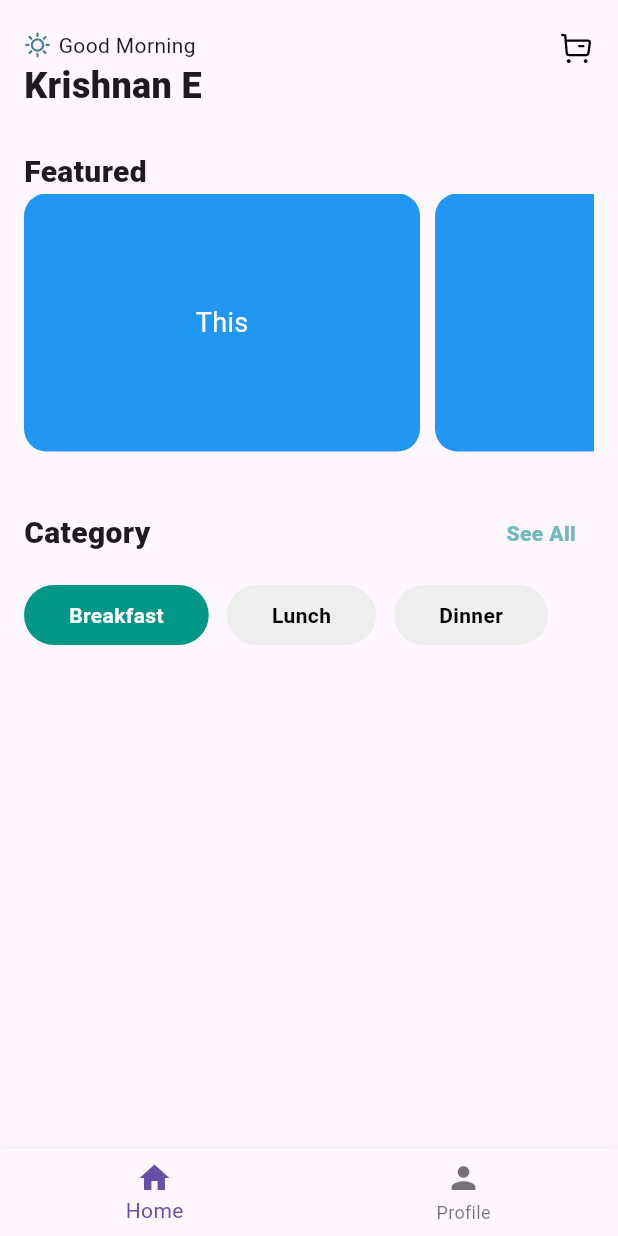
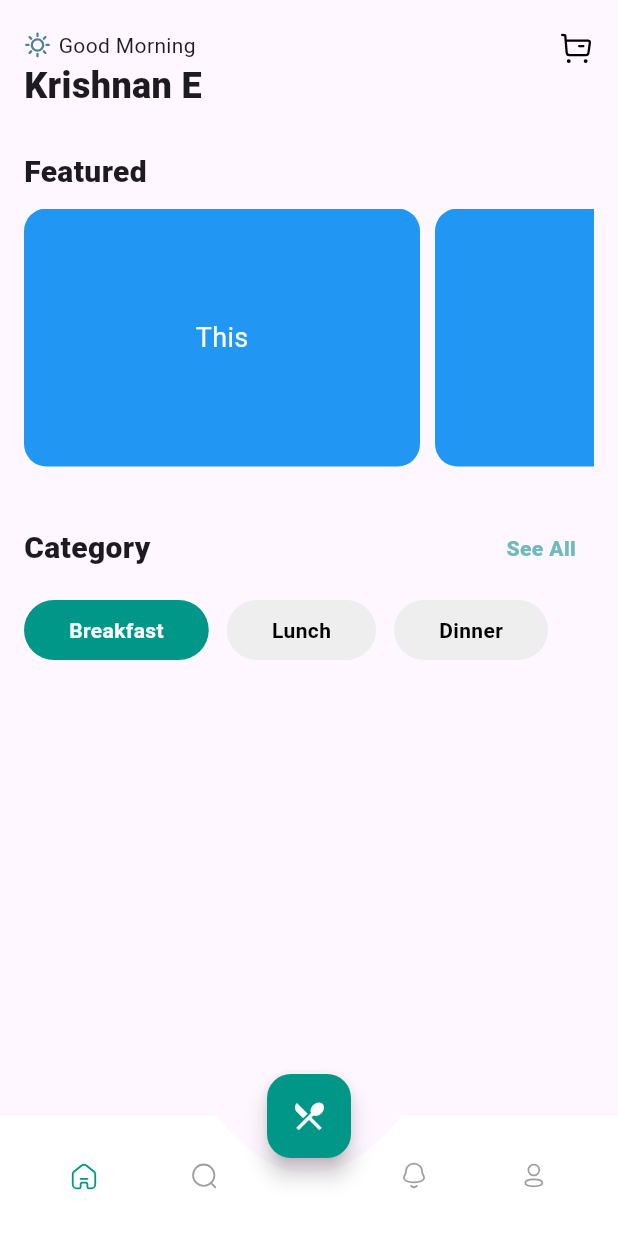
Before and after one commit to krishnanx/Flutter_app, a Flutter app: the screen it shows after launch, on a phone screen of 412 x 824 dp. Run offline on Flutter 3.47's test engine with Material 3 defaults, Android fonts, the phone set to English and light mode, and no system bars; our stand-ins replace flutter_svg.

Commit message:
bottom bar ui

```diff
--- a/lib/navigator/main_tab_screen.dart
+++ b/lib/navigator/main_tab_screen.dart
@@ -1,6 +1,7 @@
 import 'package:flutter/material.dart';
 import 'package:flutter_task/screens/home_screen.dart';
-import 'package:flutter_task/screens/profile_screen.dart'; // make sure this file exists
+import 'package:flutter_task/screens/profile_screen.dart';
+import 'package:flutter_svg/flutter_svg.dart';
 
 class MainTabScreen extends StatefulWidget {
   const MainTabScreen({super.key});
@@ -12,23 +13,120 @@ class MainTabScreen extends StatefulWidget {
 class _MainTabScreenState extends State<MainTabScreen> {
   int _currentIndex = 0;
 
-  final List<Widget> _tabs = [
-    HomeScreen(),
-    ProfileScreen(), // add this screen
-  ];
+  final List<Widget> _tabs = [HomeScreen(), ProfileScreen()];
 
   @override
   Widget build(BuildContext context) {
     return Scaffold(
       body: _tabs[_currentIndex],
-      bottomNavigationBar: BottomNavigationBar(
-        currentIndex: _currentIndex,
-        onTap: (index) => setState(() => _currentIndex = index),
-        items: const [
-          BottomNavigationBarItem(icon: Icon(Icons.home), label: 'Home'),
-          BottomNavigationBarItem(icon: Icon(Icons.person), label: 'Profile'),
-        ],
+      bottomNavigationBar: SafeArea(
+        bottom: false,
+        child: CurvedBottomBar(
+          currentIndex: _currentIndex,
+          onTap: (index) => setState(() => _currentIndex = index),
+        ),
       ),
+      floatingActionButton: FloatingActionButton(
+        backgroundColor: Colors.teal,
+        onPressed: () {},
+        child: Icon(Icons.restaurant_menu, color: Colors.white),
+      ),
+      floatingActionButtonLocation: FloatingActionButtonLocation.centerDocked,
     );
   }
 }
+
+// Custom Curved Bottom Navigation Bar
+class CurvedBottomBar extends StatelessWidget {
+  final int currentIndex;
+  final Function(int) onTap;
+
+  const CurvedBottomBar({
+    super.key,
+    required this.currentIndex,
+    required this.onTap,
+  });
+
+  @override
+  Widget build(BuildContext context) {
+    return Stack(
+      clipBehavior: Clip.none,
+      children: [
+        ClipPath(
+          clipper: BottomBarClipper(),
+          child: PreferredSize(
+            preferredSize: Size.fromHeight(100),
+            child: BottomAppBar(
+              color: Colors.white,
+              elevation: 10,
+              shape: const CircularNotchedRectangle(),
+              child: Row(
+                mainAxisAlignment: MainAxisAlignment.spaceEvenly,
+                children: [
+                  Expanded(child: _buildNavItem("Home", 0)),
+                  Expanded(child: _buildNavItem("Search", 1)),
+                  SizedBox(width: 60), // Space for FAB
+                  Expanded(child: _buildNavItem("bell", 2)),
+                  Expanded(child: _buildNavItem("profile", 3)),
+                ],
+              ),
+            ),
+          ),
+        ),
+      ],
+    );
+  }
+
+  Widget _buildNavItem(String icon, int index) {
+    bool isSelected = index == currentIndex;
+
+    return IconButton(
+      icon: SvgPicture.asset(
+        'assets/icons/$icon.svg',
+        width: 60, // Adjusted size
+        height: 60,
+        colorFilter: ColorFilter.mode(
+          isSelected ? Colors.teal : Colors.grey,
+          BlendMode.srcIn,
+        ),
+      ),
+      onPressed: () => onTap(index),
+    );
+  }
+}
+
+class BottomBarClipper extends CustomClipper<Path> {
+  @override
+  Path getClip(Size size) {
+    double width = size.width;
+    double height = size.height;
+    double fabRadius = 38;
+
+    Path path = Path();
+
+    // Start from left
+    path.moveTo(0, 0);
+
+    // Line to the start of curve
+    path.lineTo(width * 0.35, 0);
+
+    // Curve down and up for FAB
+    path.quadraticBezierTo(
+      width * 0.5,
+      fabRadius * 2, // depth of the curve
+      width * 0.65,
+      0,
+    );
+
+    // Continue straight to right
+    path.lineTo(width, 0);
+    path.lineTo(width, height);
+    path.lineTo(0, height);
+    path.close();
+
+    return path;
+  }
+
+  @override
+  bool shouldReclip(CustomClipper<Path> oldClipper) => false;
+}
--- a/lib/screens/home_screen.dart
+++ b/lib/screens/home_screen.dart
@@ -85,7 +85,9 @@ class HomeScreen extends StatelessWidget {
                     ),
                   ],
                 ),
-                SizedBox(
+                Padding(
+                  padding: EdgeInsets.only(top: 10),
+                  child: SizedBox(
                     width: double.infinity,
                     height: 172, // Give a fixed height
                     child: ListView.builder(
@@ -99,6 +101,7 @@ class HomeScreen extends StatelessWidget {
                           child: FeatureCards(title: apiData[index]),
                         );
                       },
+                    ),
                   ),
                 ),
               ],
```
Also changed, not shown: assets/icons/Home.svg (added), assets/icons/Search.svg (added), assets/icons/bell.svg (added), assets/icons/profile.svg (added). Lines whose indentation alone changed are shown as unchanged.
